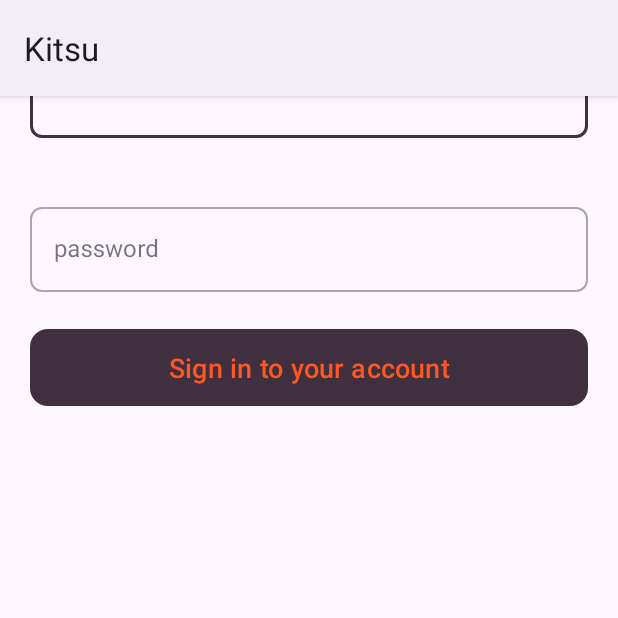
After one commit to erlankanyb21/Kitsu, an Android app: the fragment SignFlowFragment shown on its own in the app's theme, on a phone screen of 412 x 824 dp, the top half of it. The commit adds this screen. Run offline under Robolectric (Android 15) with nearby library versions, the phone set to English and light mode, and no system bars.

Commit message:
task #2 fix

```diff
--- /dev/null
+++ b/app/src/main/java/com/example/kitsu/presentation/fragments/auth/SignFlowFragment.kt
@@ -0,0 +1,26 @@
+package com.example.kitsu.presentation.fragments.auth
+
+import androidx.lifecycle.ViewModelProvider
+import android.os.Bundle
+import androidx.fragment.app.Fragment
+import android.view.LayoutInflater
+import android.view.View
+import android.view.ViewGroup
+import com.example.kitsu.R
+
+class SignFlowFragment : Fragment() {
+
+    companion object {
+        fun newInstance() = SignFlowFragment()
+    }
+
+    private lateinit var viewModel: SignFlowViewModel
+
+    override fun onCreateView(
+        inflater: LayoutInflater, container: ViewGroup?,
+        savedInstanceState: Bundle?
+    ): View? {
+        return inflater.inflate(R.layout.fragment_sign_flow, container, false)
+    }
+
+}
--- a/app/src/main/java/com/example/kitsu/presentation/fragments/home/HomeFragment.kt
+++ b/app/src/main/java/com/example/kitsu/presentation/fragments/home/HomeFragment.kt
@@ -8,6 +8,7 @@ import com.example.kitsu.presentation.adapters.FragmentViewPagerAdapter
 import com.example.kitsu.presentation.base.BaseFragment
 import com.example.kitsu.presentation.fragments.home.anime.AnimeFragment
 import com.example.kitsu.presentation.fragments.home.manga.MangaFragment
+import com.example.kitsu.presentation.fragments.home.posts.PostsFragment
 import com.example.kitsu.presentation.fragments.home.users.UsersFragment
 import com.google.android.material.tabs.TabLayout
 import com.google.android.material.tabs.TabLayoutMediator
@@ -21,7 +22,8 @@ class HomeFragment : BaseFragment<HomeViewModel, FragmentHomeBinding>(R.layout.f
         val adapter = FragmentViewPagerAdapter(requireActivity(), listOf(
             AnimeFragment(),
             MangaFragment(),
-            UsersFragment()
+            UsersFragment(),
+            PostsFragment()
         ))
         binding.viewPagerManga.adapter = adapter
         TabLayoutMediator(
@@ -31,6 +33,7 @@ class HomeFragment : BaseFragment<HomeViewModel, FragmentHomeBinding>(R.layout.f
                 0 -> "Anime"
                 1 -> "Manga"
                 2 -> "Users"
+                3 -> "Posts"
                 else -> throw IndexOutOfBoundsException("Invalid position $i")
             }
         }.attach()
--- /dev/null
+++ b/app/src/main/res/layout/fragment_sign_flow.xml
@@ -0,0 +1,71 @@
+<?xml version="1.0" encoding="utf-8"?>
+<LinearLayout xmlns:android="http://schemas.android.com/apk/res/android"
+    xmlns:tools="http://schemas.android.com/tools"
+    android:layout_width="match_parent"
+    android:layout_height="match_parent"
+    android:orientation="vertical"
+    xmlns:app="http://schemas.android.com/apk/res-auto"
+    tools:context=".presentation.fragments.auth.SignFlowFragment">
+
+    <com.google.android.material.textfield.TextInputLayout
+        app:layout_constraintTop_toTopOf="parent"
+        style="@style/Widget.MaterialComponents.TextInputLayout.OutlinedBox"
+        android:layout_marginHorizontal="@dimen/page_margin"
+        app:endIconMode="clear_text"
+        android:id="@+id/userLayout"
+        android:layout_marginTop="@dimen/big_margin"
+        android:layout_width="match_parent"
+        app:errorEnabled="true"
+        android:hint="email"
+        app:counterMaxLength="10"
+        app:boxCornerRadiusTopStart="@dimen/element_margin"
+        app:boxCornerRadiusBottomEnd="@dimen/element_margin"
+        app:boxCornerRadiusBottomStart="@dimen/element_margin"
+        app:boxCornerRadiusTopEnd="@dimen/element_margin"
+        android:layout_height="wrap_content">
+        <com.google.android.material.textfield.TextInputEditText
+            android:id="@+id/usernameEd"
+            android:minEms="8"
+            android:maxLength="50"
+            android:layout_width="match_parent"
+            android:layout_height="wrap_content"/>
+
+    </com.google.android.material.textfield.TextInputLayout>
+
+    <com.google.android.material.textfield.TextInputLayout
+        style="@style/Widget.MaterialComponents.TextInputLayout.OutlinedBox"
+        app:layout_constraintTop_toBottomOf="@+id/userLayout"
+        app:endIconMode="clear_text"
+        app:boxCornerRadiusTopStart="@dimen/element_margin"
+        app:boxCornerRadiusBottomEnd="@dimen/element_margin"
+        app:boxCornerRadiusBottomStart="@dimen/element_margin"
+        app:boxCornerRadiusTopEnd="@dimen/element_margin"
+        android:layout_marginTop="@dimen/page_margin"
+        android:layout_marginHorizontal="@dimen/page_margin"
+        android:layout_width="match_parent"
+        app:errorEnabled="true"
+        android:hint="password"
+        app:counterMaxLength="10"
+        android:layout_height="wrap_content">
+        <com.google.android.material.textfield.TextInputEditText
+            android:id="@+id/passwordEd"
+            android:inputType="textPassword"
+            android:maxLength="50"
+            android:layout_width="match_parent"
+            android:layout_height="wrap_content"/>
+    </com.google.android.material.textfield.TextInputLayout>
+
+    <Button
+        app:layout_constraintBottom_toBottomOf="parent"
+        android:textSize="@dimen/regular_txt_18"
+        android:id="@+id/btn_enter"
+        android:layout_marginBottom="@dimen/big_margin_135"
+        android:layout_marginHorizontal="@dimen/page_margin"
+        android:layout_width="match_parent"
+        app:cornerRadius="@dimen/small_margin_2x"
+        android:padding="@dimen/norm_btn_pad"
+        android:text="Sign in to your account"
+        android:textColor="@color/orange"
+        android:layout_height="wrap_content"
+        android:gravity="center" />
+</LinearLayout>
```
Also changed, not shown: app/build.gradle.kts (+5 -2 lines), app/src/main/java/com/example/kitsu/presentation/fragments/auth/SignFlowViewModel.kt (added, +7 -0 lines), app/src/main/java/com/example/kitsu/presentation/fragments/home/anime/AnimeFragment.kt (+3 -10 lines), app/src/main/java/com/example/kitsu/presentation/fragments/home/manga/MangaFragment.kt (+5 -11 lines), app/src/main/java/com/example/kitsu/presentation/fragments/home/posts/PostsFragment.kt (added, +32 -0 lines), app/src/main/java/com/example/kitsu/presentation/fragments/home/posts/PostsViewModel.kt (added, +7 -0 lines), app/src/main/res/layout/fragment_home.xml (+8 -2 lines), app/src/main/res/layout/fragment_posts.xml (added, +13 -0 lines), data/src/main/java/com/example/data/local/Prefs.kt (added, +18 -0 lines).
